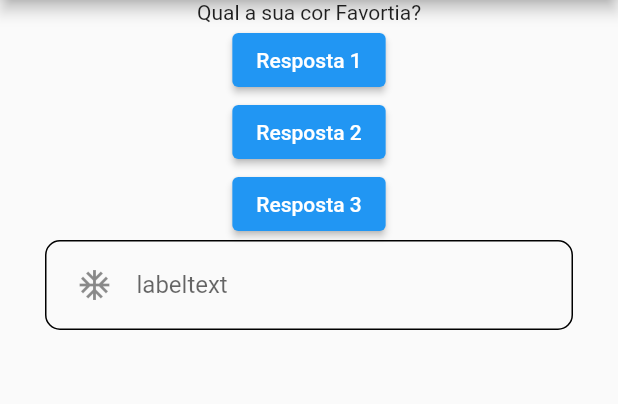
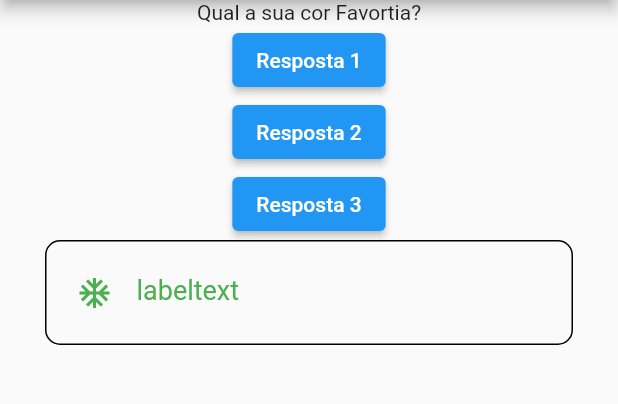
Before and after one commit to PhRezende-eng/Cod3rTest, a Flutter app: the screen it shows after launch, on a phone screen of 412 x 824 dp, the part 84-488 px from its top. Run offline on Flutter 3.47's test engine with Material 2 defaults, Android fonts, the phone set to English and light mode, and no system bars.

Commit message:
learning about textformfield

```diff
--- a/lib/screens/home_page.dart
+++ b/lib/screens/home_page.dart
@@ -47,7 +47,7 @@ class _HomePageState extends State<HomePage> {
             onPressed: responder,
           ),
           Container(
-            height: 60,
+            height: 70,
             alignment: Alignment.center,
             decoration: BoxDecoration(
               border: Border.all(
@@ -56,24 +56,32 @@ class _HomePageState extends State<HomePage> {
               borderRadius: BorderRadius.all(
                 Radius.circular(10),
               ),
+              // boxShadow: BoxShadow,
             ),
             padding: EdgeInsets.only(left: 20, right: 60),
             margin: EdgeInsets.only(left: 30, right: 30),
             child: TextFormField(
-              cursorHeight: 20,
               cursorColor: Colors.black,
               cursorRadius: Radius.circular(10),
+              style: TextStyle(
+                fontSize: 20,
+              ),
               decoration: InputDecoration(
-                contentPadding: EdgeInsets.zero,
                 icon: Icon(
                   Icons.ac_unit_outlined,
+                  color: Colors.green,
                 ),
                 hintText: "hintext",
                 hintStyle: TextStyle(
-                  fontSize: 18,
-                  textBaseline: TextBaseline.alphabetic,
+                  fontSize: 20,
+                  textBaseline: TextBaseline.ideographic,
                 ),
                 labelText: "labeltext",
+                labelStyle: TextStyle(
+                  fontSize: 18,
+                  textBaseline: TextBaseline.ideographic,
+                  color: Colors.green,
+                ),
                 border: InputBorder.none,
               ),
               validator: (String? value) {
```
